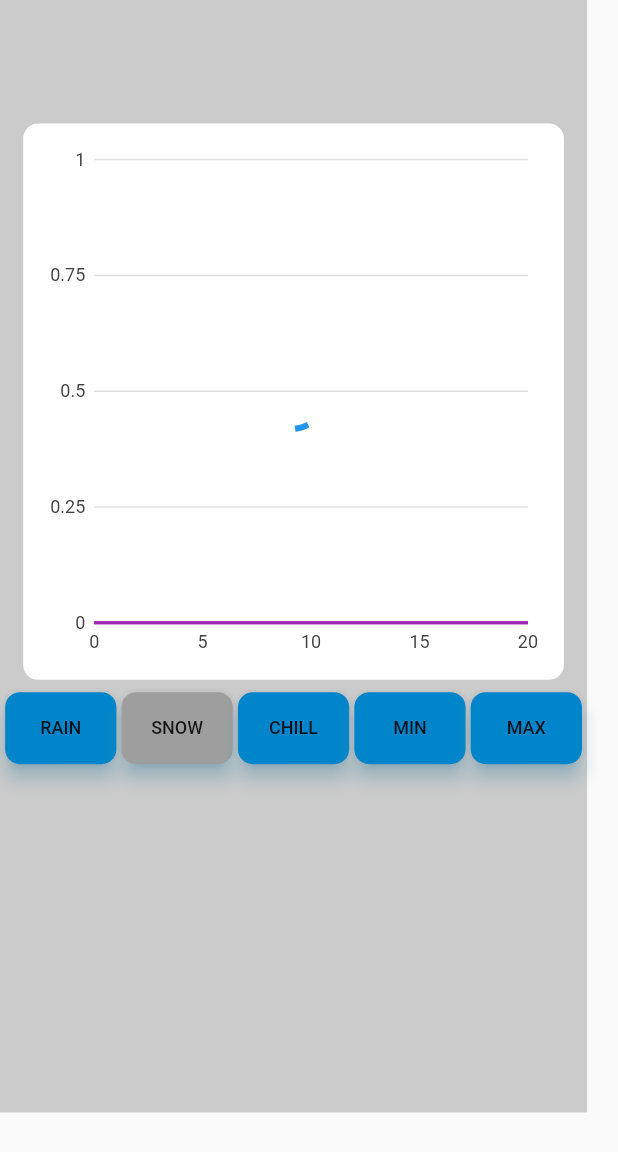
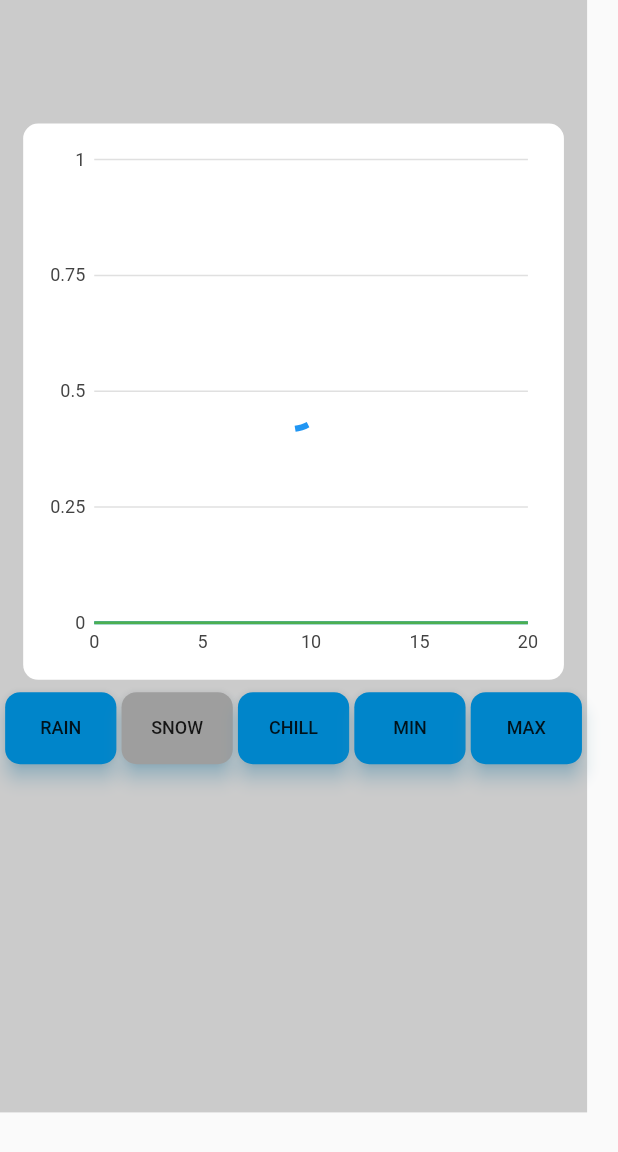
Before and after one commit to kerridge/snowscoop, a Flutter app: the screen it shows after launch, on a phone screen of 412 x 824 dp. Shown: the top 1152 px of the screen. Run offline on Flutter 3.47's test engine with Material 2 defaults, Android fonts, the phone set to English and light mode, and no system bars; our stand-ins replace charts_flutter, googleapis_auth, modal_progress_hud; missing offline and left inert: googleapis; Roboto replaces fonts that are missing (Signika); key blocks and very long unbroken strings in the code were emptied for the run.

Commit message:
color works. closes #5

```diff
--- a/lib/views/widgets/line-chart.dart
+++ b/lib/views/widgets/line-chart.dart
@@ -71,11 +71,14 @@ class SimpleLineChart extends StatelessWidget {
         data[i] = new LinearWeather(i, val[i]);
       }
 
+      // make a copy so it's not referencing array
+      var currentColor = primaryColors[i];
+
       output.add(
         new charts.Series<LinearWeather, int>(
         id: field.title,
-        colorFn: (_, __) => primaryColors[i],
-        areaColorFn: (_, __) => primaryColors[i].lighter,
+        colorFn: (_, __) => currentColor,
+        areaColorFn: (_, __) => currentColor.lighter,
         domainFn: (LinearWeather weather, _) => weather.day,
         measureFn: (LinearWeather weather, _) => weather.level,
         data: data
```
